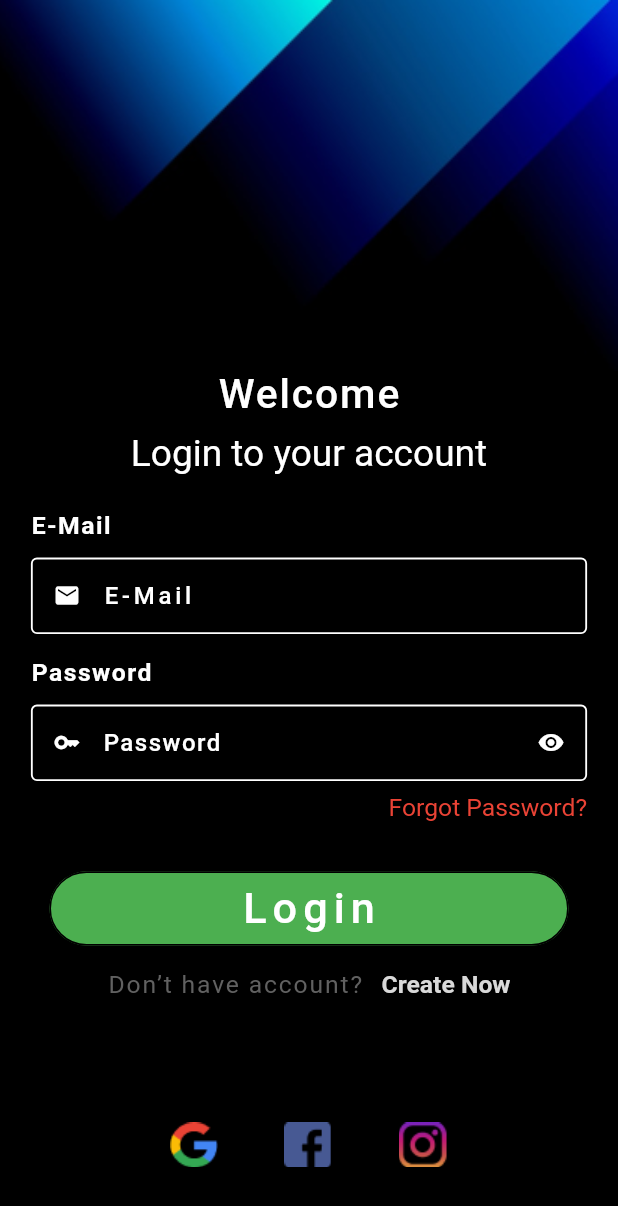
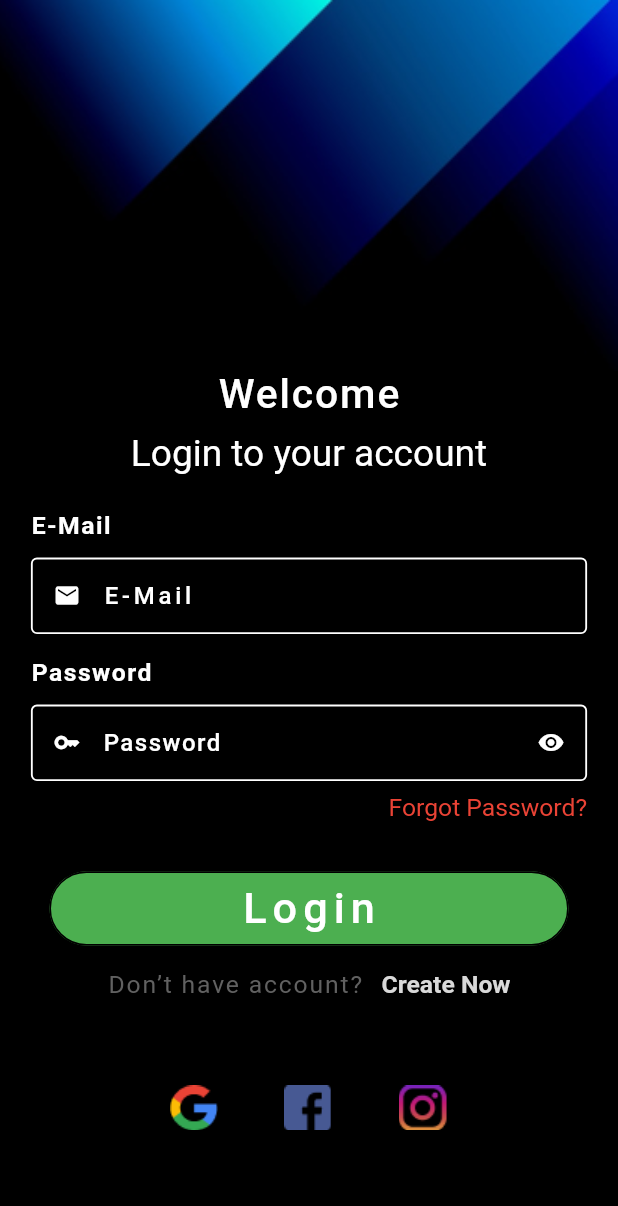
Before and after one commit to oakarakum/feuerbase_ex, a Flutter app: the screen it shows after launch, on a phone screen of 412 x 824 dp. Shown: the top 1206 px of the screen. Run offline on Flutter 3.47's test engine with Material 2 defaults, Android fonts, the phone set to English and light mode, and no system bars; our stand-ins replace get, responsive_sizer.

Commit message:
final fianl

```diff
--- a/lib/modules/login/login_screen.dart
+++ b/lib/modules/login/login_screen.dart
@@ -204,7 +204,7 @@ class LoginScreen extends StatelessWidget {
                   ],
                 ),
                 SizedBox(
-                  height: 10.h,
+                  height: 7.h,
                 ),
                 SizedBox(
                   width: 45.w,
```
